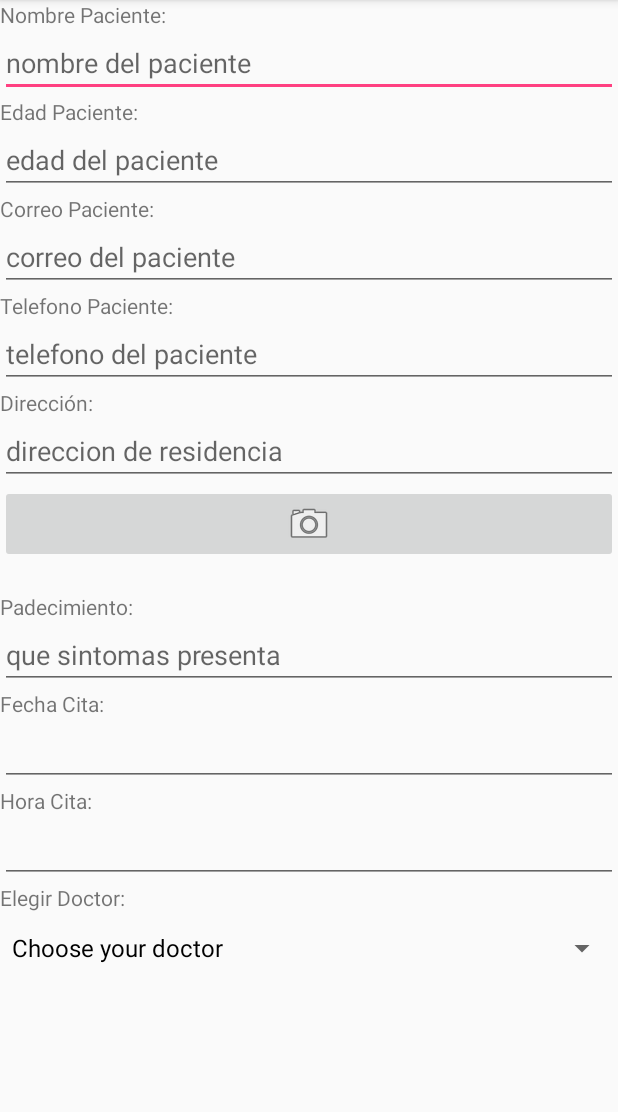
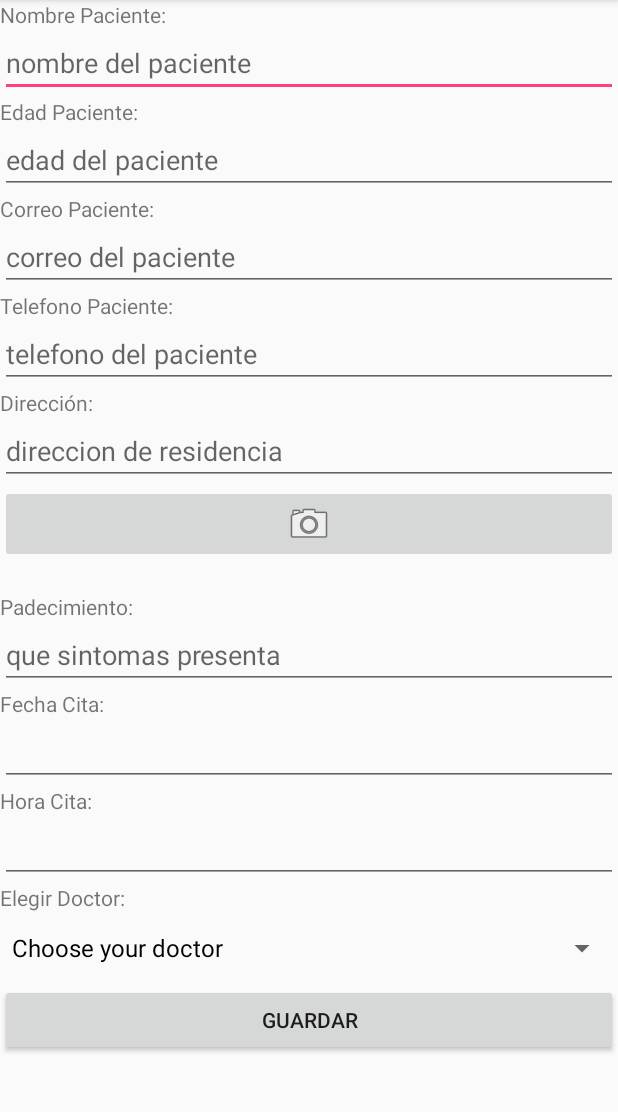
Before and after one commit to Alejandro7360/hospital_paracetamol, an Android app: the screen it shows after launch (MainActivity), on a phone screen of 412 x 824 dp, the part 84-1196 px from its top. Run offline under Robolectric (Android 15) with nearby library versions, the phone set to English and light mode, and no system bars.

Commit message:
mooy pocos cambios

```diff
--- a/app/src/main/res/layout/activity_main.xml
+++ b/app/src/main/res/layout/activity_main.xml
@@ -13,7 +13,7 @@
         <LinearLayout
             android:id="@+id/Nombre"
             android:layout_width="match_parent"
-            android:layout_height="match_parent"
+            android:layout_height="wrap_content"
             android:orientation="vertical"
             android:weightSum="1">
 
@@ -150,6 +150,12 @@
         android:layout_width="match_parent"
         android:layout_alignParentRight="true"
         android:layout_toRightOf="@+id/Edoctor"/>
+    <Button
+        android:layout_width="match_parent"
+        android:layout_height="wrap_content"
+        android:text="@string/botong"
+        android:id="@+id/botonguardar"
+        android:onClick="toastEvent"/>
 
 </LinearLayout>
     </ScrollView>
--- a/app/src/main/res/values/strings.xml
+++ b/app/src/main/res/values/strings.xml
@@ -11,6 +11,7 @@
     <string name="Hora_Cita">Hora Cita: </string>
     <string name="Elegir_Doctor">Elegir Doctor: </string>
     <string name="Botoni">Photo Gallery</string>
+    <string name="botong">Guardar</string>
     <string-array name="doctors_array">
         <item>Choose your doctor</item>
         <item>D. crotolamo</item>
```
Also changed, not shown: app/src/main/java/com/example/paracetamol/hospital_paracetamol/MainActivity.java (+19 -0 lines).
